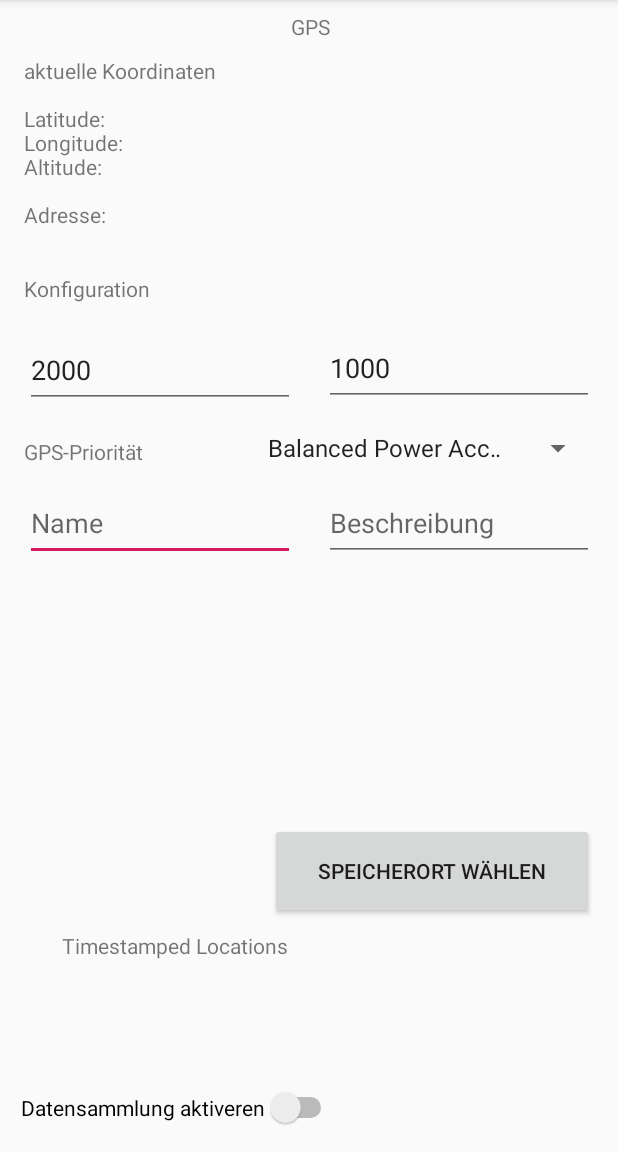
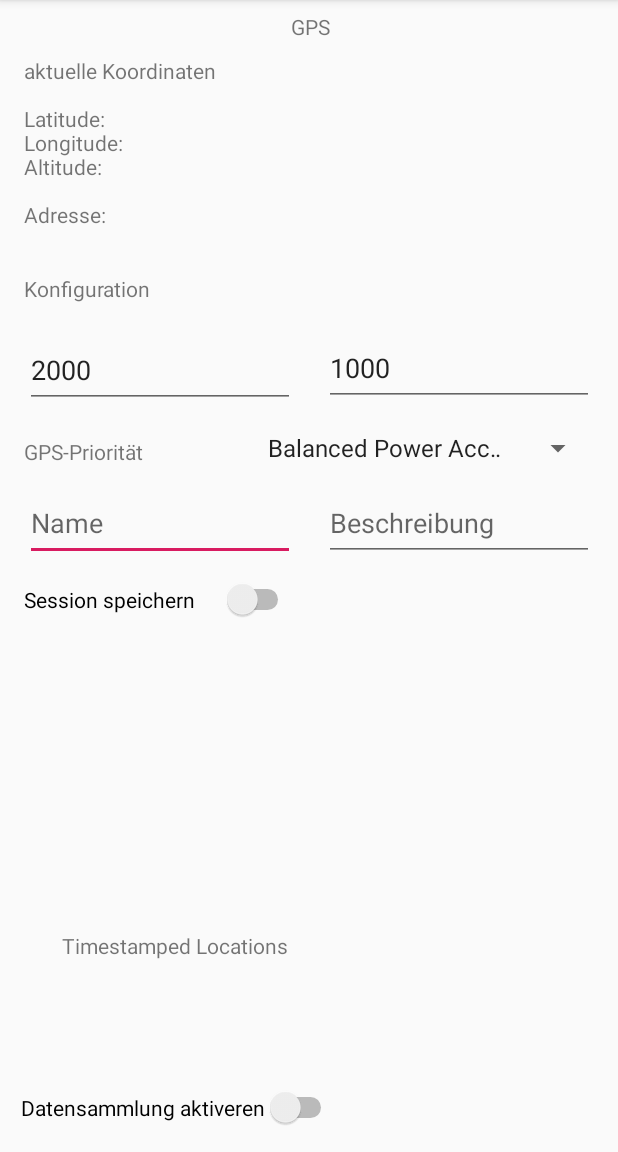
Before and after one commit to magharmi/LokalisierungPraktikum, an Android app: the GPS screen opened directly, with no data from a screen before it, on a phone screen of 412 x 824 dp, the part 84-1236 px from its top. Run offline under Robolectric (Android 15) with nearby library versions, the phone set to English and light mode, and no system bars; our stand-ins replace Volley.

Commit message:
Rest API eingebaut. getSession funktioniert, postTrack nicht ganz

```diff
--- a/Praktikum/app/src/main/AndroidManifest.xml
+++ b/Praktikum/app/src/main/AndroidManifest.xml
@@ -3,6 +3,7 @@
     package="com.example.praktikum">
 
     <uses-permission android:name="android.permission.ACCESS_FINE_LOCATION" />
+    <uses-permission android:name="android.permission.INTERNET"/>
 
     <application
         android:allowBackup="true"
--- a/Praktikum/app/src/main/java/com/example/praktikum/Accelerometer.java
+++ b/Praktikum/app/src/main/java/com/example/praktikum/Accelerometer.java
@@ -33,7 +33,7 @@ public class Accelerometer extends AppCompatActivity {
 
         textViewAccelerometerKoordinaten = findViewById(R.id.textViewAccelerometerKoordinaten);
         spinnerSamplingFrequenzen = findViewById(R.id.spinnerGPSPriority);
-        buttonSpeicherort = findViewById(R.id.buttonSpeicherort);
+        buttonSpeicherort = findViewById(R.id.buttonSessionAnlegen);
 
 
         final SensorEventListener sensEventList = new SensorEventListener() {
--- a/Praktikum/app/src/main/java/com/example/praktikum/GPS.java
+++ b/Praktikum/app/src/main/java/com/example/praktikum/GPS.java
@@ -2,36 +2,32 @@ package com.example.praktikum;
 
 import androidx.appcompat.app.AppCompatActivity;
 
-import android.location.Geocoder;
+import android.content.Intent;
 import android.location.Location;
-import android.location.LocationManager;
 import android.os.Bundle;
 import android.text.method.ScrollingMovementMethod;
+import android.view.View;
 import android.view.WindowManager;
 import android.widget.Button;
 import android.widget.CompoundButton;
-import android.widget.ScrollView;
 import android.widget.Spinner;
 import android.widget.Switch;
 import android.widget.TextView;
-import android.location.Address;
 
-import com.google.android.gms.location.FusedLocationProviderClient;
 import com.google.android.gms.location.LocationRequest;
 import com.google.android.material.textfield.TextInputEditText;
 
-import java.io.IOException;
-import java.util.List;
-
 public class GPS extends AppCompatActivity {
 
-    Switch switchOnOff;
+    Switch switchOnOff, switchSessionSpeichern;
     TextView textViewGPSKoordinaten, textViewAdresse, textViewTimestampedLocations;
-    TextInputEditText textInputIntervall, textInputFastestIntervall;
+    TextInputEditText textInputIntervall, textInputFastestIntervall, textInputName, textInputBeschreibung;
     Spinner spinnerSamplingFrequenzen;
-    Button buttonSpeicherort;
     GPSTracker gpsTracker;
     Location location;
+    Rest rest;
+
+    boolean sessionSpeichern;
 
     static GPS gps;
 
@@ -45,18 +41,21 @@ public class GPS extends AppCompatActivity {
 
         //Initialisierung
         switchOnOff = findViewById(R.id.switchOnOff);
+        switchSessionSpeichern = findViewById(R.id.switchSessionSpeichern);
 
         textInputFastestIntervall = findViewById(R.id.textInputFastestIntervall);
         textInputIntervall = findViewById(R.id.textInputIntervall);
+        textInputName = findViewById(R.id.textInputName);
+        textInputBeschreibung = findViewById(R.id.textInputBeschreibung);
 
         textViewGPSKoordinaten = findViewById(R.id.textViewGPSKoordinaten);
         textViewAdresse = findViewById(R.id.textViewAdresse);
         textViewTimestampedLocations = findViewById(R.id.textViewTimestampedLocations);
         textViewTimestampedLocations.setMovementMethod(new ScrollingMovementMethod());
 
+        spinnerSamplingFrequenzen = findViewById(R.id.spinnerGPSPriority);
 
-        spinnerSamplingFrequenzen = findViewById(R.id.spinnerGPSPriority);
-        buttonSpeicherort = findViewById(R.id.buttonSpeicherort);
+        rest = new Rest(getApplicationContext());
 
 
         switchOnOff.setOnCheckedChangeListener(new CompoundButton.OnCheckedChangeListener() {
@@ -65,6 +64,9 @@ public class GPS extends AppCompatActivity {
                 if (isChecked == true) {
                     switchOnOff.setText("Datensammlung deaktivieren");
                     konfigurationAktiv(false);
+                    if(sessionSpeichern == true){
+                        rest.postSession(textInputName.getText().toString(), textInputBeschreibung.getText().toString());
+                    }
                     gpsTracker = new GPSTracker(getApplicationContext());
                     gpsTracker.setLocationRequest(LocationRequest.PRIORITY_HIGH_ACCURACY, Integer.parseInt(textInputIntervall.getText().toString()), Integer.parseInt(textInputFastestIntervall.getText().toString()));
                     location = gpsTracker.getLocation();
@@ -75,11 +77,25 @@ public class GPS extends AppCompatActivity {
                 }
             }
         });
+
+        switchSessionSpeichern.setOnCheckedChangeListener(new CompoundButton.OnCheckedChangeListener() {
+            @Override
+            public void onCheckedChanged(CompoundButton buttonView, boolean isChecked) {
+                if(isChecked == true){
+                    switchOnOff.setText("Session nicht speichern");
+                    sessionSpeichern = true;
+                }
+                else{
+                    switchSessionSpeichern.setText("Session speichern");
+                    sessionSpeichern = false;
+                }
+            }
+        });
     }
 
     public void konfigurationAktiv(boolean aktivDeaktiv){
         spinnerSamplingFrequenzen.setEnabled(aktivDeaktiv);
-        buttonSpeicherort.setEnabled(aktivDeaktiv);
+        switchSessionSpeichern.setEnabled(aktivDeaktiv);
         textInputIntervall.setEnabled(aktivDeaktiv);
         textInputFastestIntervall.setEnabled(aktivDeaktiv);
     }
--- a/Praktikum/app/src/main/java/com/example/praktikum/GPSTracker.java
+++ b/Praktikum/app/src/main/java/com/example/praktikum/GPSTracker.java
@@ -27,6 +27,7 @@ import java.util.List;
 public class GPSTracker implements LocationListener {
     LocationRequest locationRequest;
     Geocoder geocoder;
+    Rest rest;
 
     int priority;
     long interval, fastestInterval;
@@ -83,8 +84,10 @@ public class GPSTracker implements LocationListener {
     @Override
     public void onLocationChanged(Location location) {
         if(location != null && datensammlungAktiv == true) {
+            Rest rest = new Rest(context);
             GPS.getInstance().textViewGPSKoordinaten.setText("aktuelle Koordinaten\n\nLatitude: "+location.getLatitude()+"\nLongitude: "+location.getLongitude()+"\nAltitude: "+location.getAltitude());
             GPS.getInstance().textViewTimestampedLocations.append("\n\nLatitude: "+location.getLatitude()+"\nLongitude: "+location.getLongitude()+"\nAltitude: "+location.getAltitude());
+            rest.postData(location.getLatitude(), location.getLongitude(), location.getAltitude());
             getAdresse(location);
         }
     }
--- a/Praktikum/app/src/main/java/com/example/praktikum/Gyro.java
+++ b/Praktikum/app/src/main/java/com/example/praktikum/Gyro.java
@@ -33,7 +33,7 @@ public class Gyro extends AppCompatActivity {
 
         textViewGyrosskopKoordinaten = findViewById(R.id.textViewGyrosskopKoordinaten);
         spinnerSamplingFrequenzen = findViewById(R.id.spinnerGPSPriority);
-        buttonSpeicherort = findViewById(R.id.buttonSpeicherort);
+        buttonSpeicherort = findViewById(R.id.buttonSessionAnlegen);
 
 
         final SensorEventListener sensEventList = new SensorEventListener() {
--- a/Praktikum/app/src/main/res/layout/activity_accelerometer.xml
+++ b/Praktikum/app/src/main/res/layout/activity_accelerometer.xml
@@ -76,7 +76,7 @@
         app:layout_constraintTop_toBottomOf="@+id/textViewUeberschriftKonfiguration" />
 
     <Button
-        android:id="@+id/buttonSpeicherort"
+        android:id="@+id/buttonSessionAnlegen"
         android:layout_width="216dp"
         android:layout_height="64dp"
         android:layout_marginStart="179dp"
--- a/Praktikum/app/src/main/res/layout/activity_gps.xml
+++ b/Praktikum/app/src/main/res/layout/activity_gps.xml
@@ -5,6 +5,19 @@
     android:layout_width="match_parent"
     android:layout_height="match_parent"
     tools:context=".GPS">
+
+    <Switch
+        android:id="@+id/switchSessionSpeichern"
+        android:layout_width="180dp"
+        android:layout_height="wrap_content"
+        android:layout_marginStart="16dp"
+        android:layout_marginTop="12dp"
+        android:layout_marginEnd="215dp"
+        android:text="Session speichern"
+        app:layout_constraintEnd_toEndOf="parent"
+        app:layout_constraintHorizontal_bias="0.0"
+        app:layout_constraintStart_toStartOf="parent"
+        app:layout_constraintTop_toBottomOf="@+id/textInputName" />
 
     <com.google.android.material.textfield.TextInputEditText
         android:id="@+id/textInputName"
@@ -125,18 +138,6 @@
         app:layout_constraintEnd_toEndOf="parent"
         app:layout_constraintStart_toStartOf="parent" />
 
-    <Button
-        android:id="@+id/buttonSpeicherort"
-        android:layout_width="216dp"
-        android:layout_height="64dp"
-        android:layout_marginStart="179dp"
-        android:layout_marginEnd="16dp"
-        android:layout_marginBottom="8dp"
-        android:text="Speicherort wählen"
-        app:layout_constraintBottom_toTopOf="@+id/textViewTimestampedLocations"
-        app:layout_constraintEnd_toEndOf="parent"
-        app:layout_constraintStart_toStartOf="parent" />
-
     <com.google.android.material.textfield.TextInputEditText
         android:id="@+id/textInputIntervall"
         android:layout_width="180dp"
--- a/Praktikum/app/src/main/res/layout/activity_gyro.xml
+++ b/Praktikum/app/src/main/res/layout/activity_gyro.xml
@@ -56,7 +56,7 @@
         android:text="Sampling-Frequenz" />
 
     <Button
-        android:id="@+id/buttonSpeicherort"
+        android:id="@+id/buttonSessionAnlegen"
         android:layout_width="191dp"
         android:layout_height="wrap_content"
         android:layout_alignParentStart="true"
```
Also changed, not shown: Praktikum/app/build.gradle (+5 -3 lines), Praktikum/app/src/main/java/com/example/praktikum/Rest.java (added, +167 -0 lines).
